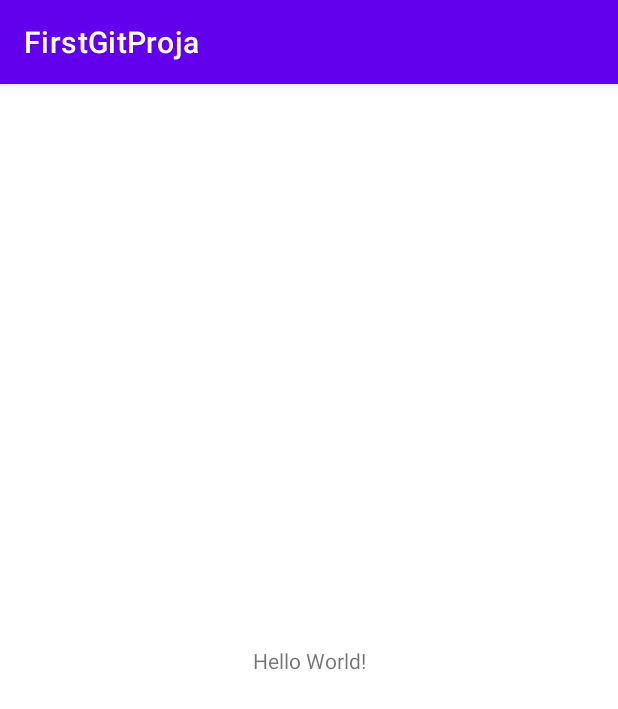
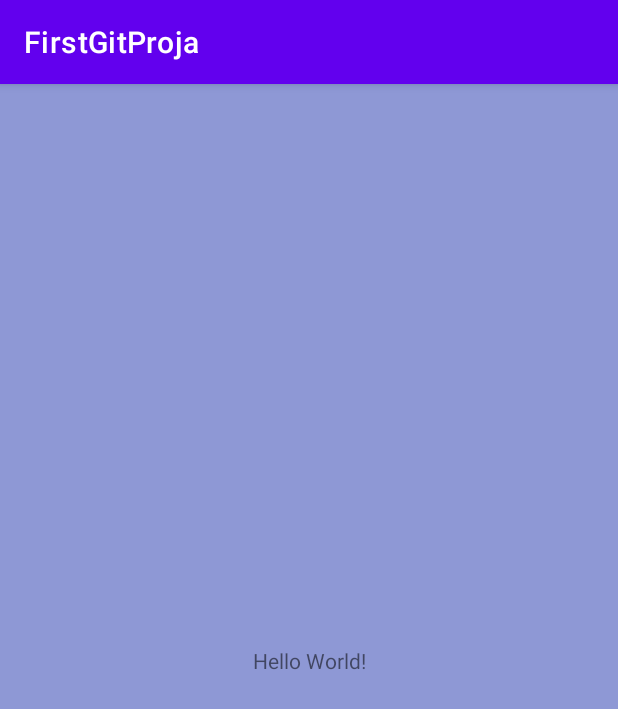
Before and after one commit to alexborbro/FirstGitProja, an Android app: the screen it shows after launch (MainActivity), on a phone screen of 412 x 824 dp. Shown: the top 709 px of the screen. Run offline under Robolectric (Android 15) with nearby library versions, the phone set to English and light mode, and no system bars.

Commit message:
Change background color

```diff
--- a/app/src/main/res/layout/activity_main.xml
+++ b/app/src/main/res/layout/activity_main.xml
@@ -4,6 +4,7 @@
     xmlns:tools="http://schemas.android.com/tools"
     android:layout_width="match_parent"
     android:layout_height="match_parent"
+    android:background="#8E98D5"
     tools:context=".MainActivity">
 
     <TextView
```
